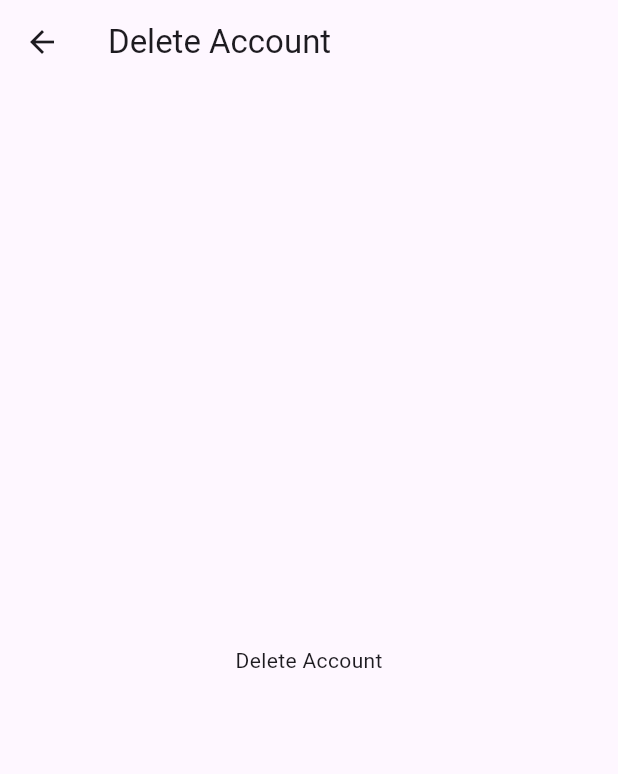
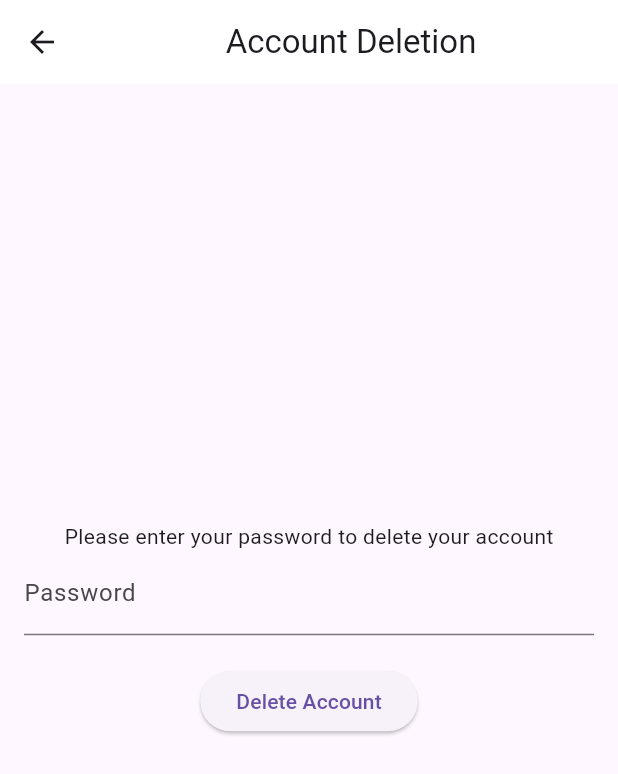
Before and after one commit to UNO-CSCI4830/GlucoGuide, a Flutter app: the DeleteAccountPage screen opened directly, on a phone screen of 412 x 824 dp. Shown: the top 774 px of the screen. Run offline on Flutter 3.47's test engine with Material 3 defaults, Android fonts, the phone set to English and light mode, and no system bars; our stand-ins replace cloud_firestore, firebase_auth, firebase_core; accounts and stored records are empty.

Commit message:
Implemented delete account page with firebase connection

```diff
--- a/glucoguide/lib/screens/app_settings/ChangePasswordPage.dart
+++ b/glucoguide/lib/screens/app_settings/ChangePasswordPage.dart
@@ -73,15 +73,13 @@ class _ChangePasswordPageState extends State<ChangePasswordPage> {
   }
 
   Future<void> _changePassword(String email) async {
-    print('test');
     try {
       await FirebaseAuth.instance.sendPasswordResetEmail(email: email);
-      print('sent password reset email');
       showDialog(
         context: context,
         builder: (BuildContext context) {
           return AlertDialog(
-            title: Text('Password Reset send to email'),
+            title: Text('Password Reset send to email.'),
             actions: <Widget>[
               TextButton(
                 child: Text('OK'),
--- a/glucoguide/lib/screens/app_settings/DeleteAccountPage.dart
+++ b/glucoguide/lib/screens/app_settings/DeleteAccountPage.dart
@@ -1,19 +1,111 @@
+import 'package:cloud_firestore/cloud_firestore.dart';
+import 'package:firebase_auth/firebase_auth.dart';
 import 'package:flutter/material.dart';
+import 'package:glucoguide/screens/login/login_page.dart';
 
-class DeleteAccountPage extends StatelessWidget {
+class DeleteAccountPage extends StatefulWidget {
   const DeleteAccountPage({super.key});
+
+  @override
+  State<DeleteAccountPage> createState() => _DeleteAccountPageState();
+}
+
+class _DeleteAccountPageState extends State<DeleteAccountPage> {
+  final _passwordController = TextEditingController();
+  final FirebaseAuth _auth = FirebaseAuth.instance;
+
+  String _status = ''; // Status message to display registration result
 
   @override
   Widget build(BuildContext context) {
     return Scaffold(
-      appBar: AppBar(
-        title: const Text('Delete Account'),
-      ),
+        appBar: AppBar(
+          title: Center(child: const Text('Account Deletion')),
+          backgroundColor: Colors.white,
+        ),
+        body: Padding(
+          padding: const EdgeInsets.all(16.0),
+          child: Column(
+            mainAxisAlignment: MainAxisAlignment.center,
+            children: [
+              Text("Please enter your password to delete your account"),
+              TextField(
+                controller: _passwordController,
+                decoration: const InputDecoration(labelText: "Password"),
+                obscureText: true,
+              ),
+              const SizedBox(height: 20),
+              ElevatedButton(
+                  onPressed: () {
+                    _confirmAccountDeletion(context);
+                  },
+                  child: const Text('Delete Account')),
+              const SizedBox(height: 20),
+              Text(_status),
+            ],
+          ),
+        ));
+  }
 
-      // Account Settings page
-      body: Center(
-        child: const Text('Delete Account'),
-      ),
+  void _confirmAccountDeletion(BuildContext context) {
+    showDialog(
+      context: context,
+      builder: (BuildContext context) {
+        return AlertDialog(
+          content: Text('Warning: Deleting your account permanently'
+              'deletes your information. This action cannot'
+              'be undone. Select Yes to delete your account.'),
+          actions: <Widget>[
+            TextButton(
+              onPressed: () {
+                Navigator.of(context).pop();
+              },
+              child: Text('No'),
+            ),
+            TextButton(
+              onPressed: () {
+                _deleteAccount();
+                const Text('Button yes');
+                Navigator.of(context).pop();
+                _passwordController.clear();
+              },
+              child: Text('Yes'),
+            ),
+          ],
+        );
+      },
     );
   }
+
+  Future<void> _deleteAccount() async {
+    final User? user = _auth.currentUser;
+    final FirebaseFirestore db = FirebaseFirestore.instance;
+    try {
+      await FirebaseAuth.instance.currentUser!.delete();
+      db.collection("users").doc(user!.uid).delete().then(
+            (doc) => print("Doc deleted"),
+            onError: (e) => print("Error deleting document"),
+          );
+      Navigator.push(
+          context, MaterialPageRoute(builder: (context) => LoginPage()));
+    } on FirebaseAuthException catch (e) {
+      print('Error deleting account');
+      showDialog(
+        context: context,
+        builder: (BuildContext context) {
+          return AlertDialog(
+            title: Text('Error deleting account'),
+            actions: <Widget>[
+              TextButton(
+                child: Text('OK'),
+                onPressed: () {
+                  Navigator.pop(context);
+                },
+              ),
+            ],
+          );
+        },
+      );
+    }
+  }
 }
```
